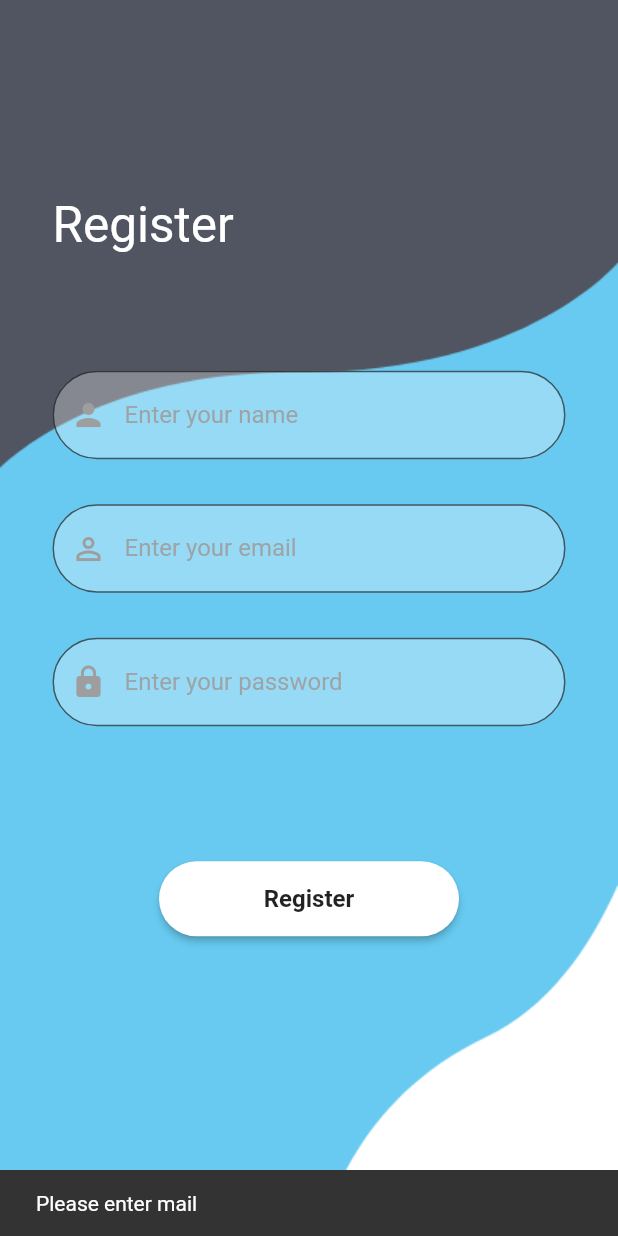
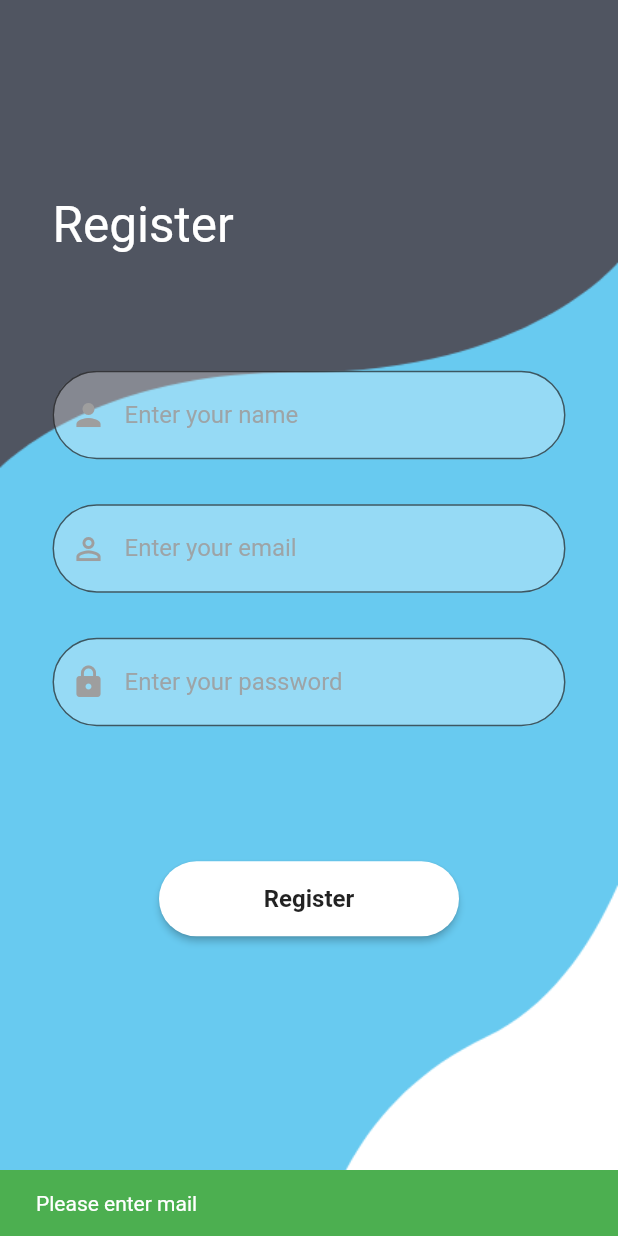
Before and after one commit to karan-nga/MovieApp, a Flutter app: the MyRegister screen opened directly, after a tap on "Register", on a phone screen of 412 x 824 dp. Run offline on Flutter 3.47's test engine with Material 2 defaults, Android fonts, the phone set to English and light mode, and no system bars; our stand-ins replace firebase_auth, firebase_core, shared_preferences, transparent_image; accounts and stored records are empty; network calls fail.

```diff
--- a/lib/reuse/reuseWidget.dart
+++ b/lib/reuse/reuseWidget.dart
@@ -60,6 +60,6 @@ Container firebaseUIButton(BuildContext context, String title, Function onTap) {
 }
 void snackbar(BuildContext context,String msg) {
   ScaffoldMessenger.of(context).showSnackBar(SnackBar(
-    content: Text(msg),
+    content: Text(msg),backgroundColor: Colors.green,
   ));
 }
--- a/lib/screens/login.dart
+++ b/lib/screens/login.dart
@@ -94,6 +94,7 @@ class _MyLoginState extends State<MyLogin> {
                                           email: email.text,
                                           password: pass.text)
                                       .then((value) {
+                                        CircularProgressIndicator(color: Colors.blueAccent,);
                                     snackbar(context, "Login sucessfull");
                                     Navigator.pushAndRemoveUntil(
                                       context,
--- a/lib/screens/register.dart
+++ b/lib/screens/register.dart
@@ -1,7 +1,7 @@
 import 'package:firebase_auth/firebase_auth.dart';
 import 'package:flutter/material.dart';
 import 'package:movie/reuse/reuseWidget.dart';
-import 'package:movie/screens/login.dart';
+ import 'package:movie/screens/login.dart';
 import 'package:movie/screens/movies.dart';
 
 class MyRegister extends StatefulWidget {
--- a/lib/screens/search/movies_find.dart
+++ b/lib/screens/search/movies_find.dart
@@ -135,6 +135,7 @@ class MoviesDelegate extends SearchDelegate<String> {
     );
   }
 
+
   Widget buildSuggestionsSuccess(List<Result> suggestions) {
     suggestions = moviesData;
     return ListView.builder(
```
Also changed, not shown: lib/screens/detail.dart (+21 -1 lines).
